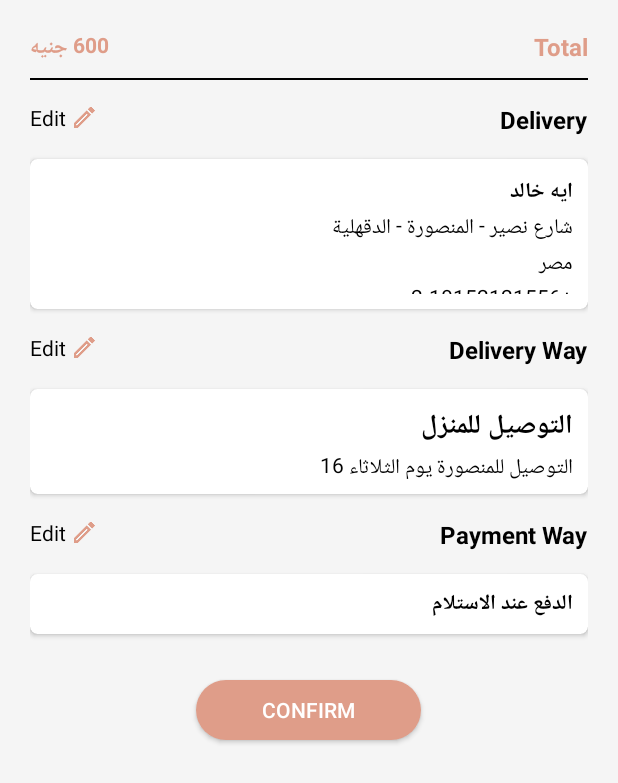
After one commit to mohammed-elkrnshawy/Details_Android, an Android app: the CartCompleteActivity screen opened directly, with no data from a screen before it, on a phone screen of 412 x 824 dp. The commit adds this screen. Shown: the top 783 px of the screen. Run offline under Robolectric (Android 15) with nearby library versions, the phone set to English and light mode, and no system bars; our stand-ins replace ButterKnife.

Commit message:
Cart Design

```diff
--- a/app/src/main/AndroidManifest.xml
+++ b/app/src/main/AndroidManifest.xml
@@ -9,7 +9,10 @@
         android:roundIcon="@mipmap/ic_launcher_round"
         android:supportsRtl="true"
         android:theme="@style/AppTheme">
-        <activity android:name=".PackageAuth.AuthActivity"></activity>
+        <activity android:name=".PackageCart.CartPaymentActivity"></activity>
+        <activity android:name=".PackageCart.DeliveryActivity" />
+        <activity android:name=".PackageCart.CartCompleteActivity" />
+        <activity android:name=".PackageAuth.AuthActivity" />
         <activity android:name=".PackageAuth.LoginActivity" />
         <activity android:name=".PackageAuth.ForgetPasswordActivity" />
         <activity android:name=".PackageAuth.RegisterActivity" />
--- /dev/null
+++ b/app/src/main/java/com/zt/details/PackageCart/CartCompleteActivity.java
@@ -0,0 +1,34 @@
+package com.zt.details.PackageCart;
+
+import android.content.Intent;
+import android.os.Bundle;
+import android.view.View;
+import android.widget.Button;
+
+import androidx.appcompat.app.AppCompatActivity;
+
+import com.zt.details.PackageHome.HomeActivity;
+import com.zt.details.R;
+
+import butterknife.BindView;
+import butterknife.ButterKnife;
+
+public class CartCompleteActivity extends AppCompatActivity {
+
+    @BindView(R.id.btn_confirm)
+    Button btn_confirm;
+
+    @Override
+    protected void onCreate(Bundle savedInstanceState) {
+        super.onCreate(savedInstanceState);
+        setContentView(R.layout.activity_cart_complete);
+        ButterKnife.bind(this);
+        btn_confirm.setOnClickListener(new View.OnClickListener() {
+            @Override
+            public void onClick(View view) {
+                finishAffinity();
+                startActivity(new Intent(CartCompleteActivity.this, HomeActivity.class));
+            }
+        });
+    }
+}
--- /dev/null
+++ b/app/src/main/res/layout/activity_cart_complete.xml
@@ -0,0 +1,246 @@
+<?xml version="1.0" encoding="utf-8"?>
+<LinearLayout
+    android:background="@color/ColorGray"
+    android:orientation="vertical"
+    android:padding="20dp"
+    xmlns:android="http://schemas.android.com/apk/res/android"
+    xmlns:app="http://schemas.android.com/apk/res-auto"
+    xmlns:tools="http://schemas.android.com/tools"
+    android:layout_width="match_parent"
+    android:layout_height="match_parent"
+    tools:context=".PackageCart.CartCompleteActivity">
+
+    <RelativeLayout
+        android:layout_width="match_parent"
+        android:layout_height="wrap_content">
+
+        <TextView
+            android:id="@+id/txt"
+            android:layout_width="wrap_content"
+            android:layout_height="wrap_content"
+            android:text="@string/total"
+            android:textColor="@color/colorPrimary"
+            android:textSize="16sp"
+            android:textStyle="bold"/>
+
+        <TextView
+            android:layout_alignParentEnd="true"
+            android:layout_width="wrap_content"
+            android:layout_height="wrap_content"
+            android:text="600 جنيه"
+            android:textColor="@color/colorPrimary"
+            android:textSize="14sp"
+            android:textStyle="bold"/>
+
+        <View
+            android:layout_width="match_parent"
+            android:layout_height="1dp"
+            android:background="@color/colorBlack"
+            android:layout_below="@+id/txt"
+            android:layout_marginTop="10dp"
+            android:layout_marginBottom="10dp"/>
+
+
+    </RelativeLayout>
+
+    <RelativeLayout
+        android:layout_marginBottom="5dp"
+        android:layout_marginTop="5dp"
+        android:layout_width="match_parent"
+        android:layout_height="wrap_content">
+
+        <TextView
+            android:id="@+id/txt1"
+            android:layout_width="wrap_content"
+            android:layout_height="wrap_content"
+            android:text="@string/delivery"
+            android:textColor="@color/colorBlack"
+            android:textSize="16sp"
+            android:textStyle="bold"/>
+
+        <TextView
+            android:drawablePadding="5dp"
+            android:drawableStart="@drawable/ic_edit"
+            android:layout_alignParentEnd="true"
+            android:layout_width="wrap_content"
+            android:layout_height="wrap_content"
+            android:text="@string/edit"
+            android:textColor="@color/colorBlack"
+            android:textSize="14sp" />
+
+
+        <androidx.cardview.widget.CardView
+            app:cardCornerRadius="5dp"
+            android:layout_marginBottom="5dp"
+            android:layout_marginTop="15dp"
+            android:layout_below="@id/txt1"
+            android:layout_width="match_parent"
+            android:layout_height="100dp">
+
+            <LinearLayout
+                android:orientation="vertical"
+                android:padding="10dp"
+                android:layout_width="match_parent"
+                android:layout_height="match_parent">
+
+                <TextView
+                    android:layout_width="match_parent"
+                    android:layout_height="wrap_content"
+                    android:textSize="14sp"
+                    android:textColor="@color/colorBlack"
+                    android:text="ايه خالد"
+                    android:textStyle="bold"/>
+
+                <TextView
+                    android:layout_width="match_parent"
+                    android:layout_height="wrap_content"
+                    android:textSize="14sp"
+                    android:textColor="@color/colorBlack"
+                    android:text="شارع نصير - المنصورة - الدقهلية" />
+
+                <TextView
+                    android:layout_width="match_parent"
+                    android:layout_height="wrap_content"
+                    android:textSize="14sp"
+                    android:textColor="@color/colorBlack"
+                    android:text="مصر" />
+
+                <TextView
+                    android:layout_width="match_parent"
+                    android:layout_height="wrap_content"
+                    android:textSize="14sp"
+                    android:textColor="@color/colorBlack"
+                    android:text="+2-10152121556" />
+
+            </LinearLayout>
+
+        </androidx.cardview.widget.CardView>
+
+
+
+    </RelativeLayout>
+
+    <RelativeLayout
+        android:layout_marginBottom="5dp"
+        android:layout_marginTop="5dp"
+        android:layout_width="match_parent"
+        android:layout_height="wrap_content">
+
+        <TextView
+            android:id="@+id/txt2"
+            android:layout_width="wrap_content"
+            android:layout_height="wrap_content"
+            android:text="@string/delivery_way"
+            android:textColor="@color/colorBlack"
+            android:textSize="16sp"
+            android:textStyle="bold"/>
+
+        <TextView
+            android:drawablePadding="5dp"
+            android:drawableStart="@drawable/ic_edit"
+            android:layout_alignParentEnd="true"
+            android:layout_width="wrap_content"
+            android:layout_height="wrap_content"
+            android:text="@string/edit"
+            android:textColor="@color/colorBlack"
+            android:textSize="14sp" />
+
+        <androidx.cardview.widget.CardView
+            app:cardCornerRadius="5dp"
+            android:layout_marginBottom="5dp"
+            android:layout_marginTop="15dp"
+            android:layout_below="@id/txt2"
+            android:layout_width="match_parent"
+            android:layout_height="70dp">
+
+            <LinearLayout
+                android:orientation="vertical"
+                android:padding="10dp"
+                android:layout_width="match_parent"
+                android:layout_height="match_parent">
+
+                <TextView
+                    android:layout_width="match_parent"
+                    android:layout_height="wrap_content"
+                    android:textSize="18sp"
+                    android:textColor="@color/colorBlack"
+                    android:text="التوصيل للمنزل"
+                    android:textStyle="bold"/>
+
+                <TextView
+                    android:layout_width="match_parent"
+                    android:layout_height="wrap_content"
+                    android:textSize="14sp"
+                    android:textColor="@color/colorBlack"
+                    android:text="التوصيل للمنصورة يوم الثلاثاء 16" />
+
+            </LinearLayout>
+
+        </androidx.cardview.widget.CardView>
+
+
+    </RelativeLayout>
+
+    <RelativeLayout
+        android:layout_marginBottom="5dp"
+        android:layout_marginTop="5dp"
+        android:layout_width="match_parent"
+        android:layout_height="wrap_content">
+
+        <TextView
+            android:id="@+id/txt3"
+            android:layout_width="wrap_content"
+            android:layout_height="wrap_content"
+            android:text="@string/payment_way"
+            android:textColor="@color/colorBlack"
+            android:textSize="16sp"
+            android:textStyle="bold"/>
+
+        <TextView
+            android:drawablePadding="5dp"
+            android:drawableStart="@drawable/ic_edit"
+            android:layout_alignParentEnd="true"
+            android:layout_width="wrap_content"
+            android:layout_height="wrap_content"
+            android:text="@string/edit"
+            android:textColor="@color/colorBlack"
+            android:textSize="14sp" />
+
+
+        <androidx.cardview.widget.CardView
+            app:cardCornerRadius="5dp"
+            android:layout_marginBottom="5dp"
+            android:layout_marginTop="15dp"
+            android:layout_below="@id/txt3"
+            android:layout_width="match_parent"
+            android:layout_height="40dp">
+
+            <TextView
+                android:layout_marginStart="10dp"
+                android:layout_marginEnd="10dp"
+                android:gravity="center|start"
+                android:layout_width="match_parent"
+                android:layout_height="match_parent"
+                android:textSize="14sp"
+                android:textColor="@color/colorBlack"
+                android:text="الدفع عند الاستلام"
+                android:textStyle="bold"/>
+
+        </androidx.cardview.widget.CardView>
+
+
+
+    </RelativeLayout>
+
+    <Button
+        android:id="@+id/btn_confirm"
+        android:layout_marginTop="20dp"
+        android:layout_gravity="center"
+        android:layout_width="150dp"
+        android:layout_height="40dp"
+        android:text="@string/ok"
+        android:background="@drawable/shape_btn"
+        android:textColor="@color/ColorWhite"
+        android:textSize="14sp"/>
+
+</LinearLayout>
--- a/app/src/main/res/layout/activity_register.xml
+++ b/app/src/main/res/layout/activity_register.xml
@@ -87,7 +87,6 @@
 
             </androidx.cardview.widget.CardView>
 
-
             <Button
                 android:layout_marginBottom="20dp"
                 android:id="@+id/btn_register"
--- a/app/src/main/res/layout/fragment_cart.xml
+++ b/app/src/main/res/layout/fragment_cart.xml
@@ -54,6 +54,7 @@
                 android:textStyle="bold"/>
 
             <Button
+                android:id="@+id/btn_continue"
                 android:layout_below="@id/txt"
                 android:layout_margin="10dp"
                 android:background="@drawable/shape_btn"
--- a/app/src/main/res/values/strings.xml
+++ b/app/src/main/res/values/strings.xml
@@ -32,4 +32,18 @@
     <string name="shop_new">Buy Now</string>
     <string name="color">Color</string>
     <string name="size">Size</string>
+    <string name="delivery">Delivery</string>
+    <string name="edit">Edit</string>
+    <string name="delivery_way">Delivery Way</string>
+    <string name="payment_way">Payment Way</string>
+    <string name="ok">Confirm</string>
+    <string name="add_address">Add Address</string>
+    <string name="country">Country</string>
+    <string name="city">City</string>
+    <string name="street">Street</string>
+    <string name="add_phone">Add Phone</string>
+    <string name="phone">Phone</string>
+    <string name="elec_payment">Electronic Payment</string>
+    <string name="cash_payment">Cash Payment</string>
+    <string name="delivery_cost">Delivery Cost</string>
 </resources>
```
Also changed, not shown: app/src/main/java/com/zt/details/PackageCart/CartFragment.java (+10 -0 lines), app/src/main/java/com/zt/details/PackageCart/CartPaymentActivity.java (added, +33 -0 lines), app/src/main/java/com/zt/details/PackageCart/DeliveryActivity.java (added, +33 -0 lines), app/src/main/res/layout/activity_cart_payment.xml (added, +204 -0 lines), app/src/main/res/layout/activity_delivery.xml (added, +113 -0 lines), app/src/main/res/drawable/shape_btn.xml (indentation only), 1 other file.
